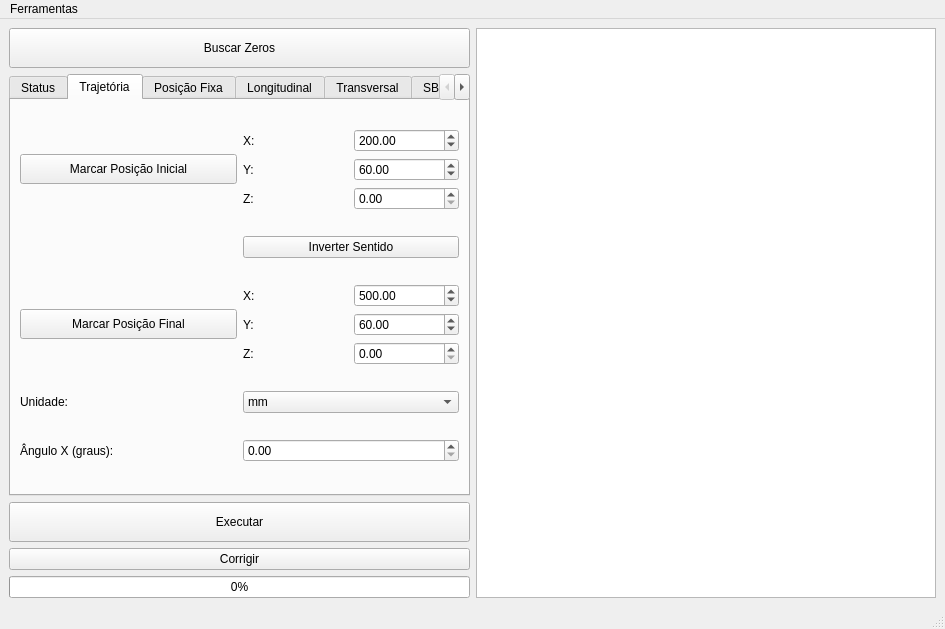
Above: Source/ui/mainwindow.ui from rafaelppires/weldway before the change. Below: the same form after it.
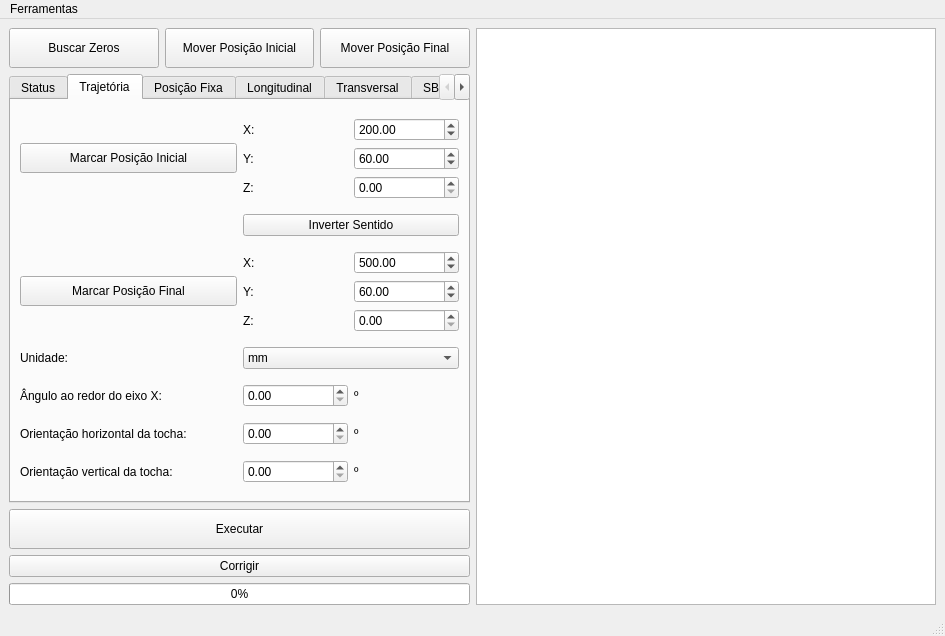
That is the form after the change. The open tabs and pages were chosen to show the change.

```diff
--- a/Source/ui/mainwindow.ui
+++ b/Source/ui/mainwindow.ui
@@ -7,17 +7,17 @@
     <x>0</x>
     <y>0</y>
     <width>945</width>
-    <height>626</height>
+    <height>636</height>
    </rect>
   </property>
   <property name="windowTitle">
    <string>IF-SC WeldWay</string>
   </property>
   <widget class="QWidget" name="centralwidget">
+   <layout class="QGridLayout" name="gridLayout_18">
+    <item row="0" column="0">
    <layout class="QHBoxLayout" name="horizontalLayout">
     <item>
-     <layout class="QVBoxLayout" name="verticalLayout">
-      <item>
        <widget class="QPushButton" name="findZeroPushButton">
         <property name="minimumSize">
          <size>
@@ -31,6 +31,71 @@
        </widget>
       </item>
       <item>
+       <widget class="QPushButton" name="initPosButton">
+        <property name="minimumSize">
+         <size>
+          <width>0</width>
+          <height>40</height>
+         </size>
+        </property>
+        <property name="text">
+         <string>Mover Posição Inicial</string>
+        </property>
+       </widget>
+      </item>
+      <item>
+       <widget class="QPushButton" name="finalPosButton">
+        <property name="minimumSize">
+         <size>
+          <width>0</width>
+          <height>40</height>
+         </size>
+        </property>
+        <property name="text">
+         <string>Mover Posição Final</string>
+        </property>
+       </widget>
+      </item>
+     </layout>
+    </item>
+    <item row="3" column="0">
+     <widget class="QPushButton" name="correctButton">
+      <property name="text">
+       <string>Corrigir</string>
+      </property>
+     </widget>
+    </item>
+    <item row="4" column="0">
+     <widget class="QProgressBar" name="progressBar">
+      <property name="value">
+       <number>0</number>
+      </property>
+     </widget>
+    </item>
+    <item row="0" column="1" rowspan="5">
+     <widget class="QGraphicsView" name="graphicsView">
+      <property name="verticalScrollBarPolicy">
+       <enum>Qt::ScrollBarAlwaysOff</enum>
+      </property>
+      <property name="horizontalScrollBarPolicy">
+       <enum>Qt::ScrollBarAlwaysOff</enum>
+      </property>
+     </widget>
+    </item>
+    <item row="2" column="0">
+     <widget class="QPushButton" name="executeButton">
+      <property name="minimumSize">
+       <size>
+        <width>0</width>
+        <height>40</height>
+       </size>
+      </property>
+      <property name="text">
+       <string>Executar</string>
+      </property>
+     </widget>
+    </item>
+    <item row="1" column="0">
        <widget class="QTabWidget" name="tabWidget">
         <property name="currentIndex">
          <number>4</number>
@@ -184,7 +249,20 @@
          <attribute name="title">
           <string>Trajetória</string>
          </attribute>
-         <layout class="QGridLayout" name="gridLayout_22">
+       <layout class="QGridLayout" name="gridLayout_25">
+        <item row="0" column="0">
+         <widget class="QPushButton" name="markInitPositionButton">
+          <property name="minimumSize">
+           <size>
+            <width>0</width>
+            <height>30</height>
+           </size>
+          </property>
+          <property name="text">
+           <string>Marcar Posição Inicial</string>
+          </property>
+         </widget>
+        </item>
           <item row="0" column="1">
            <layout class="QGridLayout" name="gridLayout">
             <item row="2" column="0">
@@ -239,7 +317,27 @@
             </item>
            </layout>
           </item>
-          <item row="3" column="1">
+        <item row="1" column="1">
+         <widget class="QPushButton" name="invertDirectionButton">
+          <property name="text">
+           <string>Inverter Sentido</string>
+          </property>
+         </widget>
+        </item>
+        <item row="2" column="0">
+         <widget class="QPushButton" name="markFinalPositionButton">
+          <property name="minimumSize">
+           <size>
+            <width>0</width>
+            <height>30</height>
+           </size>
+          </property>
+          <property name="text">
+           <string>Marcar Posição Final</string>
+          </property>
+         </widget>
+        </item>
+        <item row="2" column="1">
            <layout class="QGridLayout" name="gridLayout_21">
             <item row="0" column="0">
              <widget class="QLabel" name="label_28">
@@ -287,94 +385,114 @@
             </item>
            </layout>
           </item>
-          <item row="0" column="0">
-           <widget class="QPushButton" name="markInitPositionButton">
-            <property name="minimumSize">
-             <size>
-              <width>0</width>
-              <height>30</height>
-             </size>
-            </property>
-            <property name="text">
-             <string>Marcar Posição Inicial</string>
-            </property>
-           </widget>
-          </item>
           <item row="3" column="0">
-           <widget class="QPushButton" name="markFinalPositionButton">
-            <property name="minimumSize">
-             <size>
-              <width>0</width>
-              <height>30</height>
-             </size>
-            </property>
-            <property name="text">
-             <string>Marcar Posição Final</string>
-            </property>
-           </widget>
-          </item>
-          <item row="4" column="1">
-           <widget class="QComboBox" name="initFinalPosUnitComboBox">
-            <property name="sizeIncrement">
-             <size>
-              <width>0</width>
-              <height>0</height>
-             </size>
-            </property>
-            <item>
-             <property name="text">
-              <string>mm</string>
-             </property>
-            </item>
-            <item>
-             <property name="text">
-              <string>cm</string>
-             </property>
-            </item>
-            <item>
-             <property name="text">
-              <string>m</string>
-             </property>
-            </item>
-            <item>
-             <property name="text">
-              <string>pulsos</string>
-             </property>
-            </item>
-            <item>
-             <property name="text">
-              <string>&quot;</string>
-             </property>
-            </item>
-           </widget>
-          </item>
-          <item row="4" column="0">
            <widget class="QLabel" name="label_29">
             <property name="text">
              <string>Unidade:</string>
             </property>
            </widget>
           </item>
-          <item row="1" column="1">
-           <widget class="QPushButton" name="invertDirectionButton">
+        <item row="3" column="1">
+         <widget class="QComboBox" name="initFinalPosUnitComboBox">
+          <property name="sizeIncrement">
+           <size>
+            <width>0</width>
+            <height>0</height>
+           </size>
+          </property>
+          <item>
             <property name="text">
-             <string>Inverter Sentido</string>
-            </property>
-           </widget>
-          </item>
-          <item row="5" column="0">
+            <string>mm</string>
+           </property>
+          </item>
+          <item>
+           <property name="text">
+            <string>cm</string>
+           </property>
+          </item>
+          <item>
+           <property name="text">
+            <string>m</string>
+           </property>
+          </item>
+          <item>
+           <property name="text">
+            <string>pulsos</string>
+           </property>
+          </item>
+          <item>
+           <property name="text">
+            <string>&quot;</string>
+           </property>
+          </item>
+         </widget>
+        </item>
+        <item row="4" column="0">
            <widget class="QLabel" name="label_32">
             <property name="text">
-             <string>Ângulo X (graus):</string>
+           <string>Ângulo ao redor do eixo X:</string>
             </property>
            </widget>
           </item>
-          <item row="5" column="1">
+        <item row="4" column="1">
+         <layout class="QGridLayout" name="gridLayout_22">
+          <item row="0" column="0">
            <widget class="QDoubleSpinBox" name="xangleSpinBox"/>
           </item>
+          <item row="0" column="1">
+           <widget class="QLabel" name="label_45">
+            <property name="text">
+             <string>º</string>
+            </property>
+           </widget>
+          </item>
          </layout>
-        </widget>
-        <widget class="QWidget" name="tab_2">
+        </item>
+        <item row="5" column="0">
+         <widget class="QLabel" name="label_48">
+          <property name="text">
+           <string>Orientação horizontal da tocha:</string>
+          </property>
+         </widget>
+        </item>
+        <item row="5" column="1">
+         <layout class="QGridLayout" name="gridLayout_23">
+          <item row="0" column="0">
+           <widget class="QDoubleSpinBox" name="hAngleSpinBox"/>
+          </item>
+          <item row="0" column="1">
+           <widget class="QLabel" name="label_46">
+            <property name="text">
+             <string>º</string>
+            </property>
+           </widget>
+          </item>
+         </layout>
+        </item>
+        <item row="6" column="0">
+         <widget class="QLabel" name="label_49">
+          <property name="text">
+           <string>Orientação vertical da tocha:</string>
+          </property>
+         </widget>
+        </item>
+        <item row="6" column="1">
+         <layout class="QGridLayout" name="gridLayout_24">
+          <item row="0" column="0">
+           <widget class="QDoubleSpinBox" name="vAngleSpinBox"/>
+          </item>
+          <item row="0" column="1">
+           <widget class="QLabel" name="label_47">
+            <property name="text">
+             <string>º</string>
+            </property>
+           </widget>
+          </item>
+         </layout>
+        </item>
+       </layout>
+      </widget>
+      <widget class="QWidget" name="positonTab">
          <attribute name="title">
           <string>Posição Fixa</string>
          </attribute>
@@ -1849,45 +1967,6 @@
           </item>
          </layout>
         </widget>
-       </widget>
-      </item>
-      <item>
-       <widget class="QPushButton" name="executeButton">
-        <property name="minimumSize">
-         <size>
-          <width>0</width>
-          <height>40</height>
-         </size>
-        </property>
-        <property name="text">
-         <string>Executar</string>
-        </property>
-       </widget>
-      </item>
-      <item>
-       <widget class="QPushButton" name="correctButton">
-        <property name="text">
-         <string>Corrigir</string>
-        </property>
-       </widget>
-      </item>
-      <item>
-       <widget class="QProgressBar" name="progressBar">
-        <property name="value">
-         <number>0</number>
-        </property>
-       </widget>
-      </item>
-     </layout>
-    </item>
-    <item>
-     <widget class="QGraphicsView" name="graphicsView">
-      <property name="verticalScrollBarPolicy">
-       <enum>Qt::ScrollBarAlwaysOff</enum>
-      </property>
-      <property name="horizontalScrollBarPolicy">
-       <enum>Qt::ScrollBarAlwaysOff</enum>
-      </property>
      </widget>
     </item>
    </layout>
```
Left out of the diff: 22 changed lines with no effect on the pictures. Lines whose indentation alone changed are shown as unchanged.
